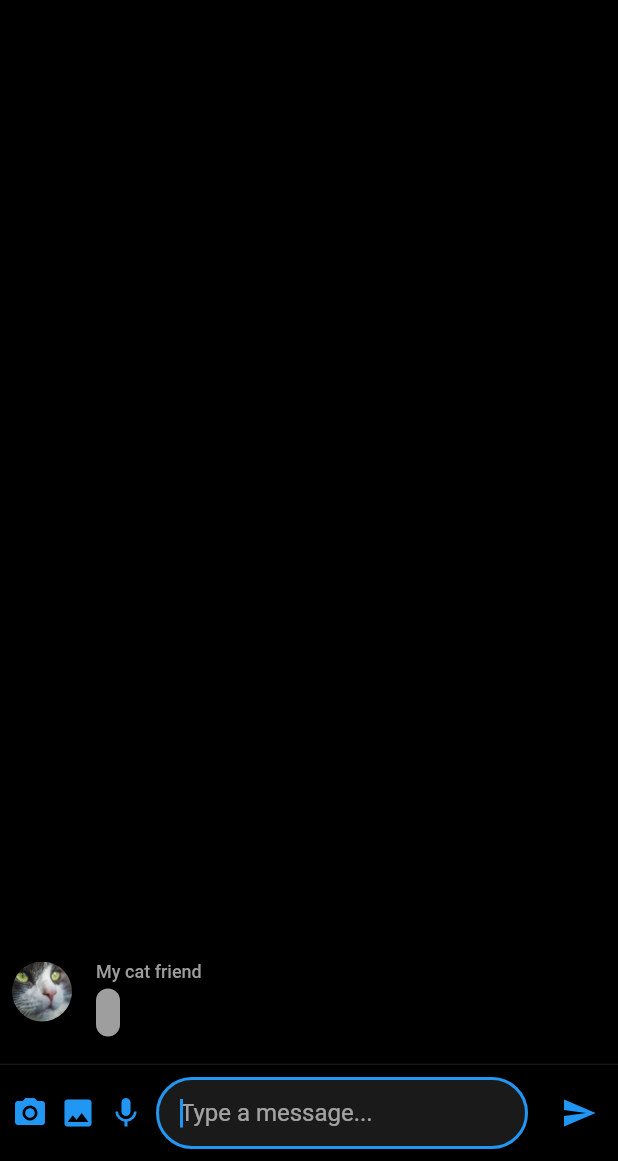
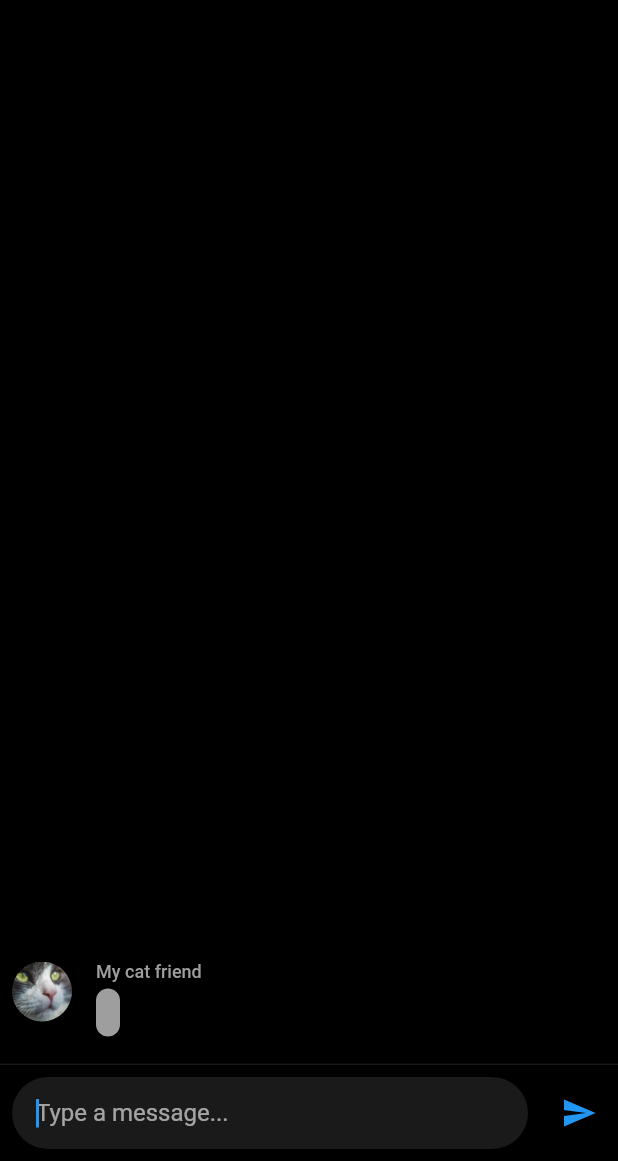
Before and after one commit to dooven/flutter_fb_messenger_clone, a Flutter app: the ChatScreen screen opened directly, after a tap on the "send" icon, on a phone screen of 412 x 824 dp, the part 75-1236 px from its top. Run offline on Flutter 3.47's test engine with Material 2 defaults, Android fonts, the phone set to English and light mode, and no system bars.

Commit message:
Move input borders to the main theme

```diff
--- a/lib/widgets/chat_message_input.dart
+++ b/lib/widgets/chat_message_input.dart
@@ -25,14 +25,31 @@ class _ChatMessageInputState extends State<ChatMessageInput>
   void initState() {
     super.initState();
     _animationController = AnimationController(
-      duration: const Duration(milliseconds: 500),
+      duration: const Duration(milliseconds: 300),
       vsync: this,
     );
 
-    _animation = CurvedAnimation(
+    final curve = CurvedAnimation(
       parent: _animationController,
       curve: Curves.fastOutSlowIn,
     );
+
+    _animation = Tween<double>(begin: 1.0, end: 0.0).animate(curve);
+
+    widget.focusNode.addListener(() {
+      final focusNode = widget.focusNode;
+      if (focusNode.hasFocus) {
+        _animationController.forward();
+      } else {
+        _animationController.reverse();
+      }
+    });
+  }
+
+  @override
+  void dispose() {
+    _animationController.dispose();
+    super.dispose();
   }
 
   @override
@@ -44,6 +61,9 @@ class _ChatMessageInputState extends State<ChatMessageInput>
         child: Row(
           children: [
             Container(
+              child: SizeTransition(
+                axis: Axis.horizontal,
+                sizeFactor: _animation,
                 child: Row(
                   children: [
                     SizedBox(width: 8),
@@ -55,25 +75,18 @@ class _ChatMessageInputState extends State<ChatMessageInput>
                   ],
                 ),
               ),
+            ),
             Flexible(
               child: Container(
                 margin: EdgeInsets.all(8.0),
                 child: TextField(
+                  onTap: () => _animationController.forward(),
                   controller: widget.textController,
                   onSubmitted: widget.handleSubmitted,
                   decoration: InputDecoration(
                     contentPadding: EdgeInsets.symmetric(horizontal: 16),
                     filled: true,
                     hintText: 'Type a message...',
-                    border: OutlineInputBorder(
-                      borderSide: const BorderSide(
-                        color: Colors.transparent,
-                        width: 0,
-                      ),
-                      borderRadius: const BorderRadius.all(
-                        const Radius.circular(30.0),
-                      ),
-                    ),
                   ),
                   focusNode: widget.focusNode,
                 ),
```
Also changed, not shown: lib/main.dart (+24 -0 lines), lib/screens/chat_list.dart (+0 -18 lines). Lines whose indentation alone changed are shown as unchanged.
